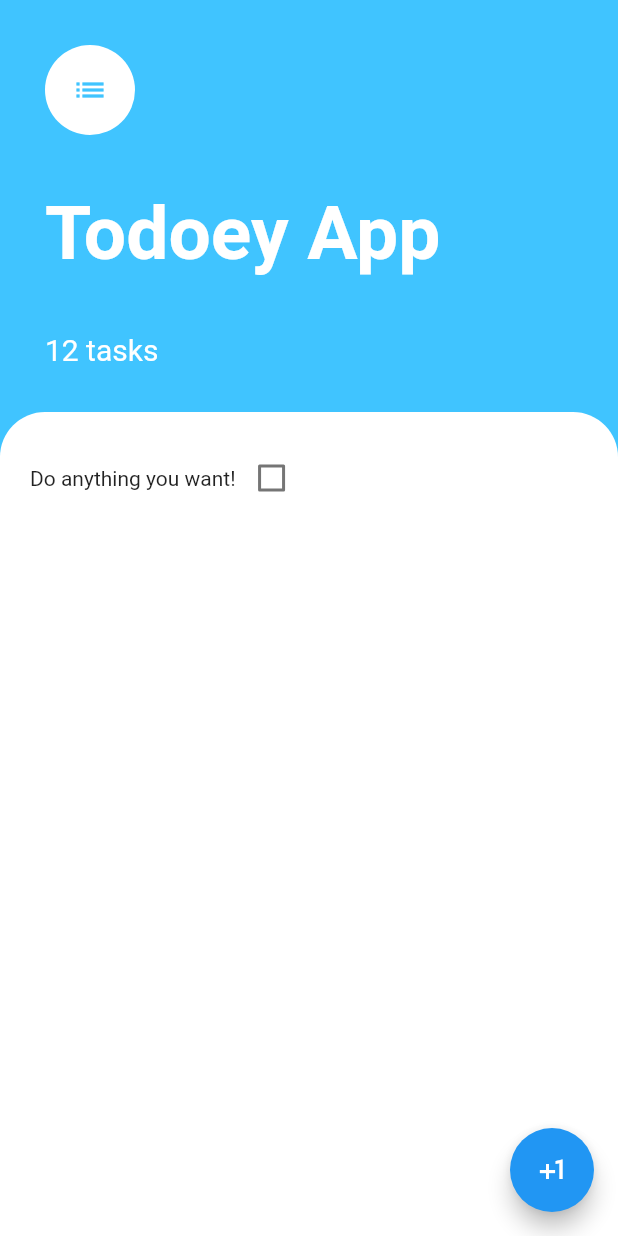
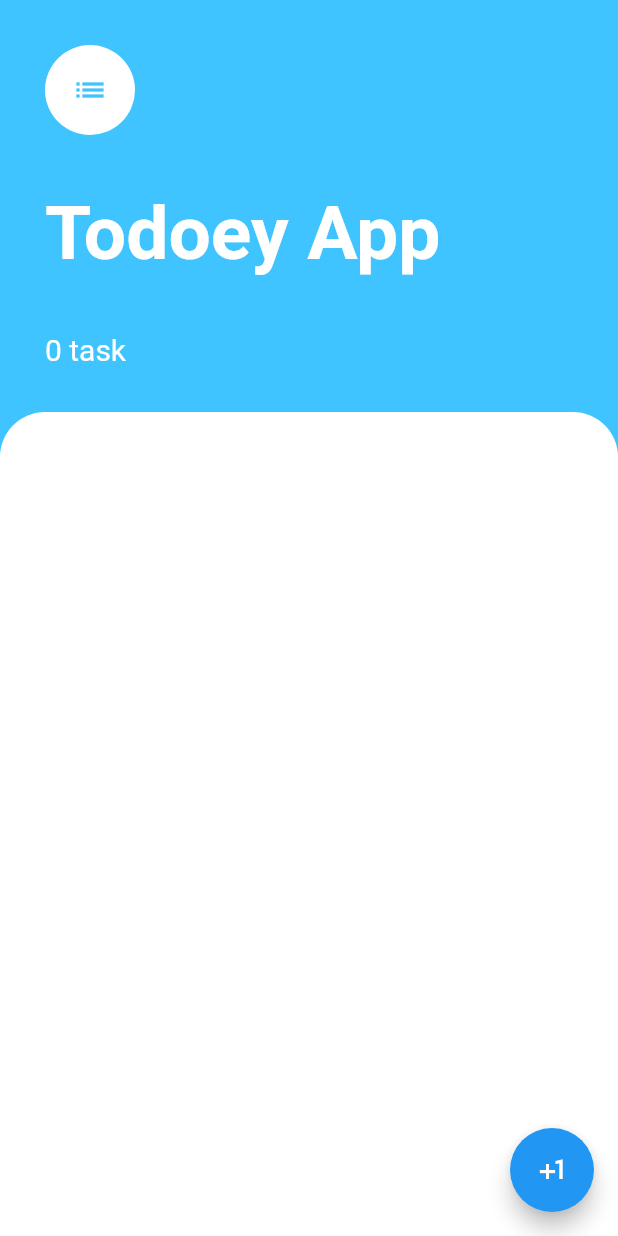
Before and after one commit to huseyin-uslu/TodoeyTO-DOApp_inFlutter, a Flutter app: the screen it shows after launch, on a phone screen of 412 x 824 dp. Run offline on Flutter 3.47's test engine with Material 2 defaults, Android fonts, the phone set to English and light mode, and no system bars.

Commit message:
I designed this project with my improvement daily.

```diff
--- a/lib/screens/task_screen.dart
+++ b/lib/screens/task_screen.dart
@@ -11,6 +11,8 @@ class TasksScreen extends StatefulWidget {
 class _TasksScreenState extends State<TasksScreen> {
   bool stateCheckBox = false;
   TextDecoration? lineThrough = TextDecoration.none;
+  int _taskCount = 0;
+  List<String> _taskList = [];
 
   @override
   Widget build(BuildContext context) {
@@ -18,7 +20,13 @@ class _TasksScreenState extends State<TasksScreen> {
       backgroundColor: Colors.lightBlueAccent,
       floatingActionButton: FloatingActionButton(
         child: const Icon(Icons.plus_one, color: Colors.white),
-        onPressed: () {},
+        onPressed: () {
+          setState(() {
+            _taskCount++;
+            _taskList.add(
+                "Hello guys I'm Huseyin dasdasdasd dddddddddddddddddddddddddd");
+          });
+        },
       ),
       body: SafeArea(
         child: Column(
@@ -31,8 +39,8 @@ class _TasksScreenState extends State<TasksScreen> {
                 child: Column(
                   mainAxisAlignment: MainAxisAlignment.spaceBetween,
                   crossAxisAlignment: CrossAxisAlignment.start,
-                  children: const <Widget>[
-                    Flexible(
+                  children: <Widget>[
+                    const Flexible(
                       child: CircleAvatar(
                           radius: 30,
                           backgroundColor: Colors.white,
@@ -42,15 +50,17 @@ class _TasksScreenState extends State<TasksScreen> {
                             color: Colors.lightBlueAccent,
                           ))),
                     ),
-                    Text("Todoey App",
+                    const Text("Todoey App",
                         style: TextStyle(
                           fontSize: 50,
                           fontWeight: FontWeight.bold,
                           color: Colors.white,
                         )),
                     Text(
-                      "12 tasks",
-                      style: TextStyle(color: Colors.white, fontSize: 20),
+                      _taskCount != 0
+                          ? "$_taskCount tasks"
+                          : "$_taskCount task",
+                      style: const TextStyle(color: Colors.white, fontSize: 20),
                     ),
                   ],
                 ),
@@ -70,26 +80,7 @@ class _TasksScreenState extends State<TasksScreen> {
                 child: Padding(
                   padding: const EdgeInsets.all(20),
                   child: ListView(
-                    children: [
-                      Row(children: [
-                        Text(
-                          "Do anything you want!",
-                          style: TextStyle(decoration: lineThrough!),
-                        ),
-                        Checkbox(
-                            value: stateCheckBox,
-                            onChanged: (bo) {
-                              setState(() {
-                                stateCheckBox = bo!;
-                                if (lineThrough == TextDecoration.lineThrough) {
-                                  lineThrough = TextDecoration.none;
-                                } else {
-                                  lineThrough = TextDecoration.lineThrough;
-                                }
-                              });
-                            })
-                      ]),
-                    ],
+                    children: getItemsOfToDoList(),
                   ),
                 ),
               ),
@@ -99,4 +90,54 @@ class _TasksScreenState extends State<TasksScreen> {
       ),
     );
   }
+
+  List<ItemOfToDoList> getItemsOfToDoList() {
+    List<ItemOfToDoList> list = [];
+    for (int i = 0; i < _taskCount; i++) {
+      list.add(ItemOfToDoList(
+        text: _taskList[i],
+      ));
+    }
+    return list;
+  }
 }
+
+class ItemOfToDoList extends StatefulWidget {
+  const ItemOfToDoList({Key? key, required this.text}) : super(key: key);
+  final String text;
+  @override
+  _ItemOfToDoListState createState() => _ItemOfToDoListState();
+}
+
+class _ItemOfToDoListState extends State<ItemOfToDoList> {
+  bool _isTicked = false;
+  TextDecoration _textDecoration = TextDecoration.none;
+
+  @override
+  Widget build(BuildContext context) {
+    return Padding(
+      padding: const EdgeInsets.all(10).copyWith(bottom: 0),
+      child: Row(
+        mainAxisAlignment: MainAxisAlignment.spaceBetween,
+        children: [
+          Text(widget.text,
+              maxLines: 2,
+              style: TextStyle(
+                decoration: _textDecoration,
+              )),
+          Checkbox(
+            value: _isTicked,
+            onChanged: (bool? value) {
+              setState(() {
+                _isTicked = value!;
+                _textDecoration == TextDecoration.none
+                    ? _textDecoration = TextDecoration.lineThrough
+                    : _textDecoration = TextDecoration.none;
+              });
+            },
+          ),
+        ],
+      ),
+    );
+  }
+}
```
